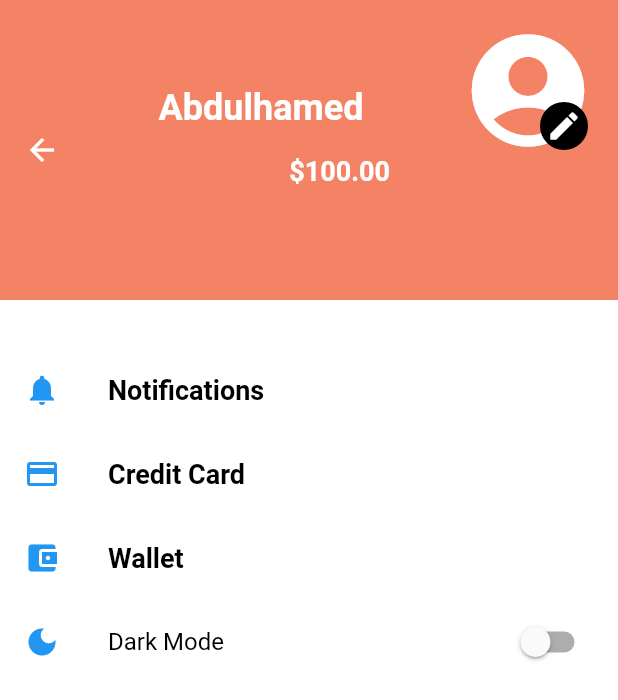
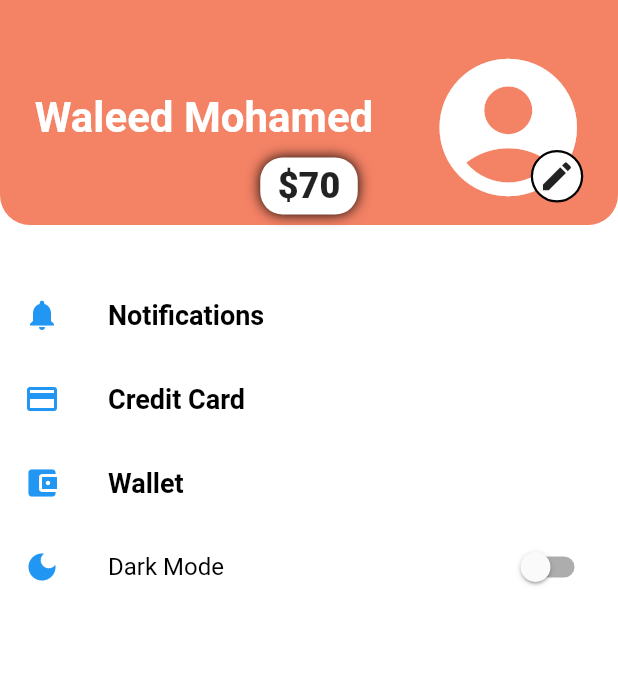
Before and after one commit to WaleedShehata1/easy_ticket_app, a Flutter app: the UserSettingsScreen screen opened by its route, on a phone screen of 412 x 824 dp. Shown: the top 700 px of the screen. Run offline on Flutter 3.47's test engine with Material 2 defaults, Android fonts, the phone set to English and light mode, and no system bars; our stand-ins replace animated_notch_bottom_bar, dotted_border, shared_preferences; accounts and stored records are empty.

Commit message:
waleed update

```diff
--- a/lib/main.dart
+++ b/lib/main.dart
@@ -1,4 +1,5 @@
 
+import 'package:easy_ticket_app/screen/edit_profile.dart';
 import 'package:easy_ticket_app/screen/home.dart';
 import 'package:easy_ticket_app/screen/map.dart';
 import 'package:easy_ticket_app/screen/onBoard.dart';
@@ -38,7 +39,8 @@ class MyApp extends StatelessWidget {
                 BottomBar.routeName:(context) => const BottomBar(),
                HomeScreen.routeName: (context)=>  HomeScreen(),
                MapScreen.routeName:(context) => const MapScreen(),
-               UserSettingsScreen.routeName:(context) => UserSettingsScreen()
+               UserSettingsScreen.routeName:(context) => UserSettingsScreen(),
+               EditProfileScreen.routeName: (context) =>  EditProfileScreen()
 
             },
 
--- a/lib/screen/edit_profile.dart
+++ b/lib/screen/edit_profile.dart
@@ -2,6 +2,8 @@ import 'package:flutter/material.dart';
 import '../Pop Up/change_password.dart';
 
 class EditProfileScreen extends StatefulWidget {
+    static const String routeName = 'Edite profile';
+
   @override
   _EditProfileScreenState createState() => _EditProfileScreenState();
 }
--- a/lib/screen/profile.dart
+++ b/lib/screen/profile.dart
@@ -1,3 +1,4 @@
+import 'package:easy_ticket_app/widget/components.dart';
 import 'package:flutter/material.dart';
 import './edit_profile.dart';
 
@@ -14,81 +15,100 @@ class _UserSettingsScreenState extends State<UserSettingsScreen> {
   Widget build(BuildContext context) {
     return Scaffold(
       backgroundColor: isDarkMode ? Colors.black : Colors.white,
-      appBar: AppBar(
-        title: Column(
+        body: Column(
           children: [
-            Text(
-              'Abdulhamed',
-              style: TextStyle(
-                fontSize: 24,
-                fontWeight: FontWeight.bold,
-                color: Colors.white,
+          Stack(
+            alignment: Alignment.center,
+            children:[
+              Container(
+                decoration: BoxDecoration(
+                  color: PrimaryColour,
+                  borderRadius: BorderRadius.only
+                  (bottomLeft: Radius.circular(20),bottomRight: Radius.circular(20))),
+
+                height: 150,
+                width: double.infinity,
               ),
-            ),
-            ListTile(
-              trailing: Container(
-                decoration: BoxDecoration(
-                  borderRadius: BorderRadius.circular(50),
-                ),
-                child: Text(
-                  '\$100.00',
-                  style: TextStyle(
-                    fontSize: 18,
-                    fontWeight: FontWeight.bold,
+               Row(
+                mainAxisAlignment: MainAxisAlignment.center,
+              children: [
+                Column(
+                  children: [
+                    SizedBox(height:55,),
+                  Text(
+                    'Waleed Mohamed',
+                    style: TextStyle(
                     color: Colors.white,
-                  ),
-                ),
-              ),
-            ),
-          ],
-        ),
-        backgroundColor: isDarkMode ? Colors.black : Color(0xffF48265),
-        elevation: 0,
-        toolbarHeight: 200,
-        actions: [
-          Padding(
-            padding: EdgeInsets.all(12.0),
-            child: Column(
-              children: [
-                Stack(
-                  children: [
-                    CircleAvatar(
-                      backgroundColor: Color(0xffF48265),
-                      radius: 48,
-                      child: Icon(Icons.account_circle,
-                          size: 90, color: Colors.white),
+                    fontSize: 28,
+                    fontWeight: FontWeight.w700,
                     ),
-                    SizedBox(height: 16),
-                    Positioned(
-                      bottom: 0,
-                      right: 0,
-                      child: IconButton(
-                        onPressed: () {
-                          Navigator.push(
-                              context,
-                              MaterialPageRoute(
-                                  builder: (context) => EditProfileScreen()));
-                        },
-                        icon: Container(
+                    ),
+                    SizedBox(height: 10,),
+                    Row(
+                      children: [
+                        SizedBox(width: 140,),
+                        Container(
+                          alignment: Alignment.center,
+                          padding: EdgeInsets.all(5),
                           decoration: BoxDecoration(
-                              borderRadius: BorderRadius.circular(20),
-                              color: Colors.black),
-                          width: 50,
-                          height: 50,
-                          child: Icon(Icons.edit, color: Colors.white),
+                            color: Colors.white,
+                            borderRadius: BorderRadius.circular(15),
+                            boxShadow: [
+                              BoxShadow(
+                                offset: Offset(0, 0),
+                                color: Colors.black,
+                                blurRadius: 7,
+                                spreadRadius: 0,
+                              )
+                            ]),
+                            width: 65,
+                            child: Text('\$70',
+                            style: TextStyle(
+                              fontSize: 24,
+                              fontWeight: FontWeight.w900,
+                              ),
+                              ),
                         ),
-                        color: isDarkMode ? Colors.white : Colors.black,
-                      ),
+                      ],
                     ),
                   ],
                 ),
+             SizedBox(width: 20,),
+             InkWell(
+              onTap: () {
+                Navigator.pushNamed(context,  EditProfileScreen.routeName);
+              },
+               child: Stack(
+                alignment: Alignment.bottomRight,
+                children: [
+                     Container(
+                      margin: EdgeInsets.all(10),
+                      child: Icon(Icons.account_circle,color: Colors.white,size: 110,),
+                      width: 100,
+                      height: 100,
+                      decoration: BoxDecoration(
+                        borderRadius: BorderRadius.circular(45),
+                       border: Border.all(width: 5,color: PrimaryColour)
+                      ),
+                  ),
+                  Container(
+                   width: 35,
+                   height: 35,
+                    child: Icon(Icons.edit,size: 25,),
+                    decoration: BoxDecoration(
+                      color: Colors.white,
+                      borderRadius: BorderRadius.circular(50),
+                      border: Border.all(width: 1.5,color: Colors.black)
+                     ),
+                  )
+
+                ],
+               ),
+             )
               ],
-            ),
+            ),]
           ),
-        ],
-      ),
-      body: SafeArea(
-        child: Column(
+           Column(
           crossAxisAlignment: CrossAxisAlignment.center,
           children: [
             SizedBox(height: 16),
@@ -182,7 +202,7 @@ class _UserSettingsScreenState extends State<UserSettingsScreen> {
             ),
           ],
         ),
-      ),
+        ]),
     );
   }
 }
```
Also changed, not shown: lib/shapes/ticket_bus.dart (+5 -3 lines), lib/shapes/ticket_dates.dart (+12 -11 lines), lib/shapes/ticket_metro.dart (+60 -55 lines), lib/widget/components.dart (+10 -5 lines).
